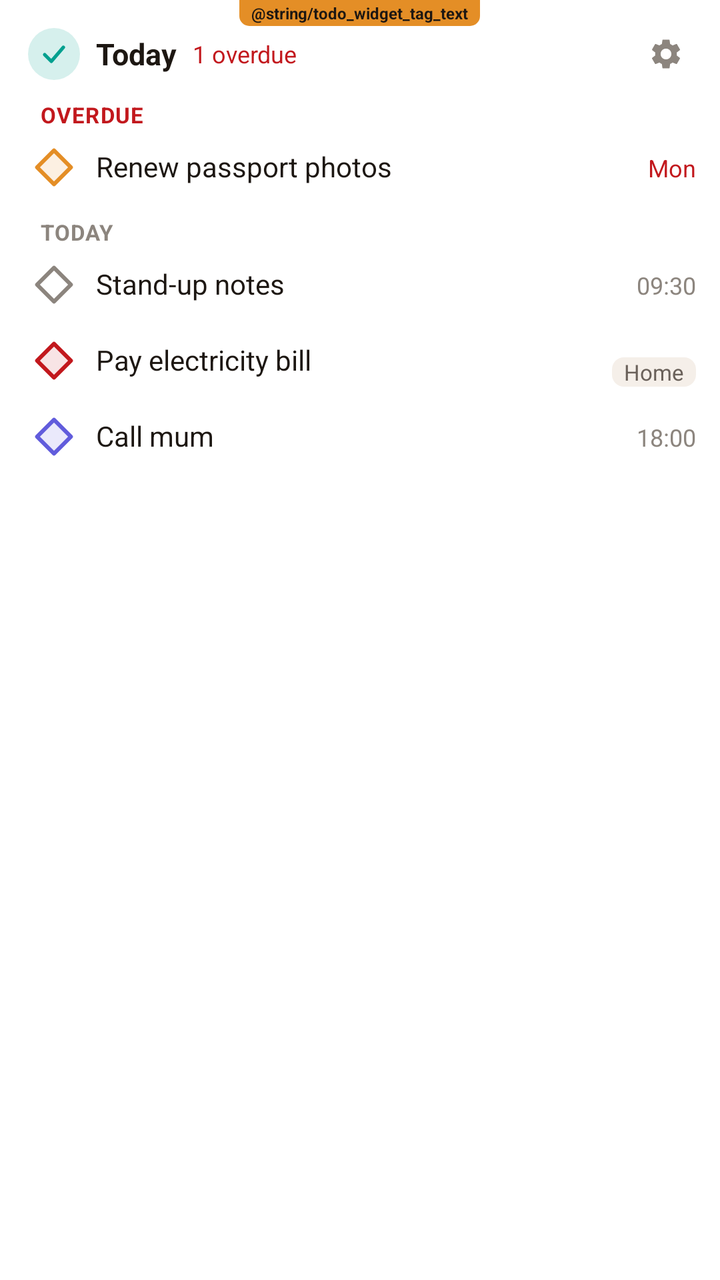
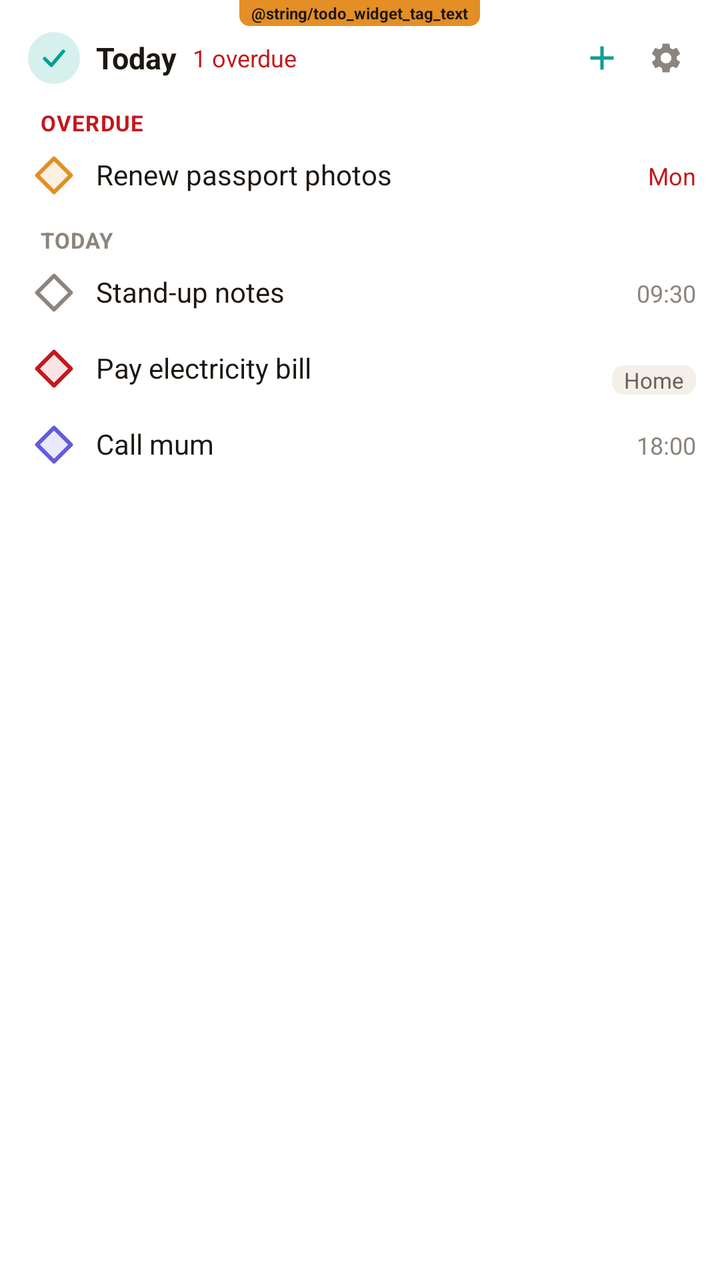

Before-and-after screenshots of an Android layout around one commit, followed by the original layout XML and the change that was made.
<!-- AndroidManifest.xml: application theme Theme.mnemora_app -->
<!-- res/layout/widget_preview.xml -->
<?xml version="1.0" encoding="utf-8"?>
<FrameLayout xmlns:android="http://schemas.android.com/apk/res/android"
    android:layout_width="match_parent"
    android:layout_height="match_parent"
    android:background="@drawable/widget_card_bg"
    android:backgroundTint="@color/widget_bg">

<LinearLayout xmlns:android="http://schemas.android.com/apk/res/android"
    android:layout_width="match_parent"
    android:layout_height="match_parent"
    android:orientation="vertical"
    android:paddingStart="6dp"
    android:paddingEnd="6dp"
    android:paddingBottom="6dp">

    <LinearLayout
        android:layout_width="match_parent"
        android:layout_height="wrap_content"
        android:gravity="center_vertical"
        android:orientation="horizontal"
        android:paddingStart="8dp"
        android:paddingTop="12dp"
        android:paddingEnd="6dp"
        android:paddingBottom="2dp">

        <FrameLayout
            android:layout_width="26dp"
            android:layout_height="26dp"
            android:background="@drawable/widget_circle"
            android:backgroundTint="#2900A08F">

            <ImageView
                android:layout_width="16dp"
                android:layout_height="16dp"
                android:layout_gravity="center"
                android:importantForAccessibility="no"
                android:src="@drawable/widget_check"
                android:tint="@color/widget_todo" />
        </FrameLayout>

        <TextView
            android:layout_width="wrap_content"
            android:layout_height="wrap_content"
            android:layout_marginStart="8dp"
            android:text="@string/widget_view_today"
            android:textColor="@color/widget_ink"
            android:textSize="15sp"
            android:textStyle="bold" />

        <TextView
            android:layout_width="wrap_content"
            android:layout_height="wrap_content"
            android:layout_marginStart="8dp"
            android:text="1 overdue"
            android:textColor="@color/widget_danger"
            android:textSize="12sp" />

        <FrameLayout
            android:layout_width="0dp"
            android:layout_height="1dp"
            android:layout_weight="1" />

        <ImageView
            android:layout_width="30dp"
            android:layout_height="30dp"
            android:importantForAccessibility="no"
            android:padding="6dp"
            android:src="@drawable/widget_gear"
            android:tint="@color/widget_faint" />
    </LinearLayout>

    <TextView android:layout_width="match_parent" android:layout_height="wrap_content" android:paddingStart="14dp" android:paddingTop="6dp"
        android:letterSpacing="0.04" android:text="OVERDUE" android:textColor="@color/widget_danger" android:textSize="11sp" android:textStyle="bold" />
    <LinearLayout android:layout_width="match_parent" android:layout_height="wrap_content"
        android:orientation="horizontal" android:paddingStart="6dp" android:paddingTop="4dp" android:paddingEnd="6dp" android:paddingBottom="4dp">
        <FrameLayout android:layout_width="30sp" android:layout_height="30sp">
            <ImageView android:layout_width="22sp" android:layout_height="22sp" android:layout_gravity="center"
                android:alpha="0.14" android:importantForAccessibility="no" android:src="@drawable/widget_diamond_fill" android:tint="@color/widget_warning" />
            <ImageView android:layout_width="22sp" android:layout_height="22sp" android:layout_gravity="center"
                android:importantForAccessibility="no" android:src="@drawable/widget_diamond_edge" android:tint="@color/widget_warning" />
        </FrameLayout>
        <TextView android:layout_width="0dp" android:layout_height="wrap_content" android:layout_marginStart="6dp" android:layout_weight="1"
            android:maxLines="1" android:ellipsize="end" android:paddingTop="5dp" android:text="Renew passport photos" android:textColor="@color/widget_ink" android:textSize="14sp" />
        <TextView android:layout_width="wrap_content" android:layout_height="wrap_content" android:layout_marginStart="6dp" android:paddingTop="6dp"
            android:text="Mon" android:textColor="@color/widget_danger" android:textSize="12sp" />
    </LinearLayout>
    <TextView android:layout_width="match_parent" android:layout_height="wrap_content" android:paddingStart="14dp" android:paddingTop="6dp"
        android:letterSpacing="0.04" android:text="TODAY" android:textColor="@color/widget_faint" android:textSize="11sp" android:textStyle="bold" />
    <LinearLayout android:layout_width="match_parent" android:layout_height="wrap_content"
        android:orientation="horizontal" android:paddingStart="6dp" android:paddingTop="4dp" android:paddingEnd="6dp" android:paddingBottom="4dp">
        <FrameLayout android:layout_width="30sp" android:layout_height="30sp">
            <ImageView android:layout_width="22sp" android:layout_height="22sp" android:layout_gravity="center"
                android:importantForAccessibility="no" android:src="@drawable/widget_diamond_edge" android:tint="@color/widget_faint" />
        </FrameLayout>
        <TextView android:layout_width="0dp" android:layout_height="wrap_content" android:layout_marginStart="6dp" android:layout_weight="1"
            android:maxLines="1" android:ellipsize="end" android:paddingTop="5dp" android:text="Stand-up notes" android:textColor="@color/widget_ink" android:textSize="14sp" />
        <TextView android:layout_width="wrap_content" android:layout_height="wrap_content" android:layout_marginStart="6dp" android:paddingTop="6dp"
            android:text="09:30" android:textColor="@color/widget_faint" android:textSize="12sp" />
    </LinearLayout>
    <LinearLayout android:layout_width="match_parent" android:layout_height="wrap_content"
        android:orientation="horizontal" android:paddingStart="6dp" android:paddingTop="4dp" android:paddingEnd="6dp" android:paddingBottom="4dp">
        <FrameLayout android:layout_width="30sp" android:layout_height="30sp">
            <ImageView android:layout_width="22sp" android:layout_height="22sp" android:layout_gravity="center"
                android:alpha="0.12" android:importantForAccessibility="no" android:src="@drawable/widget_diamond_fill" android:tint="@color/widget_danger" />
            <ImageView android:layout_width="22sp" android:layout_height="22sp" android:layout_gravity="center"
                android:importantForAccessibility="no" android:src="@drawable/widget_diamond_edge" android:tint="@color/widget_danger" />
        </FrameLayout>
        <TextView android:layout_width="0dp" android:layout_height="wrap_content" android:layout_marginStart="6dp" android:layout_weight="1"
            android:maxLines="1" android:ellipsize="end" android:paddingTop="5dp" android:text="Pay electricity bill" android:textColor="@color/widget_ink" android:textSize="14sp" />
        <TextView android:layout_width="wrap_content" android:layout_height="wrap_content" android:layout_marginStart="6dp" android:layout_marginTop="5dp"
            android:background="@drawable/widget_pill" android:backgroundTint="@color/widget_surface2" android:paddingStart="6dp" android:paddingEnd="6dp"
            android:text="Home" android:textColor="@color/widget_muted" android:textSize="11sp" />
    </LinearLayout>
    <LinearLayout android:layout_width="match_parent" android:layout_height="wrap_content"
        android:orientation="horizontal" android:paddingStart="6dp" android:paddingTop="4dp" android:paddingEnd="6dp" android:paddingBottom="4dp">
        <FrameLayout android:layout_width="30sp" android:layout_height="30sp">
            <ImageView android:layout_width="22sp" android:layout_height="22sp" android:layout_gravity="center"
                android:alpha="0.14" android:importantForAccessibility="no" android:src="@drawable/widget_diamond_fill" android:tint="@color/widget_accent" />
            <ImageView android:layout_width="22sp" android:layout_height="22sp" android:layout_gravity="center"
                android:importantForAccessibility="no" android:src="@drawable/widget_diamond_edge" android:tint="@color/widget_accent" />
        </FrameLayout>
        <TextView android:layout_width="0dp" android:layout_height="wrap_content" android:layout_marginStart="6dp" android:layout_weight="1"
            android:maxLines="1" android:ellipsize="end" android:paddingTop="5dp" android:text="Call mum" android:textColor="@color/widget_ink" android:textSize="14sp" />
        <TextView android:layout_width="wrap_content" android:layout_height="wrap_content" android:layout_marginStart="6dp" android:paddingTop="6dp"
            android:text="18:00" android:textColor="@color/widget_faint" android:textSize="12sp" />
    </LinearLayout>
</LinearLayout>

    
    <TextView
        android:layout_width="wrap_content"
        android:layout_height="wrap_content"
        android:layout_gravity="top|center_horizontal"
        android:background="@drawable/widget_tag"
        android:backgroundTint="@color/todo_widget_tag_fill"
        android:paddingStart="6dp"
        android:paddingTop="1dp"
        android:paddingEnd="6dp"
        android:paddingBottom="1dp"
        android:text="@string/todo_widget_tag_text"
        android:textColor="@color/widget_sandbox_tag_text"
        android:textSize="8sp"
        android:textStyle="bold" />
</FrameLayout>
<!-- resources referenced by this layout -->
<resources>
  <color name="widget_accent">@color/widget_light_accent</color>
  <color name="widget_bg">@color/widget_light_bg</color>
  <color name="widget_danger">@color/widget_light_danger</color>
  <color name="widget_faint">@color/widget_light_faint</color>
  <color name="widget_ink">@color/widget_light_ink</color>
  <color name="widget_muted">@color/widget_light_muted</color>
  <color name="widget_sandbox_tag_text">#FF1D1712</color>
  <color name="widget_surface2">@color/widget_light_surface2</color>
  <color name="widget_todo">@color/widget_light_todo</color>
  <color name="widget_warning">@color/widget_light_warning</color>
  <!-- drawable widget_card_bg (drawable) -->
  <?xml version="1.0" encoding="utf-8"?>
  <shape xmlns:android="http://schemas.android.com/apk/res/android" android:shape="rectangle">
      <solid android:color="#FFFFFFFF" />
      <corners android:radius="16dp" />
  </shape>
  <!-- drawable widget_check (drawable) -->
  <?xml version="1.0" encoding="utf-8"?>
  <vector xmlns:android="http://schemas.android.com/apk/res/android"
      android:width="16dp" android:height="16dp"
      android:viewportWidth="24" android:viewportHeight="24">
      <path
          android:pathData="M5,12.5 L10,17.5 L19,7"
          android:strokeColor="#FFFFFFFF"
          android:strokeWidth="2.6"
          android:strokeLineCap="round"
          android:strokeLineJoin="round" />
  </vector>
  <!-- drawable widget_circle (drawable) -->
  <?xml version="1.0" encoding="utf-8"?>
  <shape xmlns:android="http://schemas.android.com/apk/res/android" android:shape="oval">
      <solid android:color="#FFFFFFFF" />
  </shape>
  <!-- drawable widget_diamond_edge (drawable) -->
  <?xml version="1.0" encoding="utf-8"?>
  <vector xmlns:android="http://schemas.android.com/apk/res/android"
      android:width="22dp" android:height="22dp"
      android:viewportWidth="24" android:viewportHeight="24">
      <path
          android:pathData="M12,2.8 L21.2,12 L12,21.2 L2.8,12 Z"
          android:strokeColor="#FFFFFFFF"
          android:strokeWidth="2.2"
          android:strokeLineJoin="round" />
  </vector>
  <!-- drawable widget_pill (drawable) -->
  <?xml version="1.0" encoding="utf-8"?>
  <shape xmlns:android="http://schemas.android.com/apk/res/android" android:shape="rectangle">
      <solid android:color="#FFFFFFFF" />
      <corners android:radius="6dp" />
  </shape>
  <!-- drawable widget_tag (drawable) -->
  <?xml version="1.0" encoding="utf-8"?>
  <shape xmlns:android="http://schemas.android.com/apk/res/android" android:shape="rectangle">
      <solid android:color="@color/widget_warning" />
      <corners android:bottomLeftRadius="5dp" android:bottomRightRadius="5dp" />
  </shape>
  <string name="widget_view_today">Today</string>
  <style name="Theme.mnemora_app" parent="Theme.MaterialComponents.DayNight.NoActionBar">
          
      </style>
  <color name="widget_light_accent">#FF615CDC</color>
  <color name="widget_light_bg">#FFFFFFFF</color>
  <color name="widget_light_danger">#FFC2181D</color>
  <color name="widget_light_faint">#FF8C857E</color>
  <color name="widget_light_ink">#FF1D1712</color>
  <color name="widget_light_muted">#FF6A615A</color>
  <color name="widget_light_surface2">#FFF5EFE9</color>
  <color name="widget_light_todo">#FF00A08F</color>
  <color name="widget_light_warning">#FFE48E26</color>
  <!-- unchanged entries left out for length: 2 -->
</resources>

<!-- the commit's change to res/layout/widget_preview.xml (unified diff, before → after) -->
@@ -59,6 +59,14 @@
             android:layout_width="0dp"
             android:layout_height="1dp"
             android:layout_weight="1" />
+
+        <ImageView
+            android:layout_width="34dp"
+            android:layout_height="34dp"
+            android:importantForAccessibility="no"
+            android:padding="7dp"
+            android:src="@drawable/widget_plus"
+            android:tint="@color/widget_todo" />
 
         <ImageView
             android:layout_width="30dp"
<!-- resource entries referenced after the edit -->
@@ -50,6 +50,15 @@
       <solid android:color="#FFFFFFFF" />
       <corners android:radius="6dp" />
   </shape>
+  <!-- drawable widget_plus (drawable) -->
+  <?xml version="1.0" encoding="utf-8"?>
+  <vector xmlns:android="http://schemas.android.com/apk/res/android"
+      android:width="24dp" android:height="24dp"
+      android:viewportWidth="24" android:viewportHeight="24">
+      <path
+          android:fillColor="#FFFFFFFF"
+          android:pathData="M19,13h-6v6h-2v-6H5v-2h6V5h2v6h6v2z" />
+  </vector>
   <!-- drawable widget_tag (drawable) -->
   <?xml version="1.0" encoding="utf-8"?>
   <shape xmlns:android="http://schemas.android.com/apk/res/android" android:shape="rectangle">
